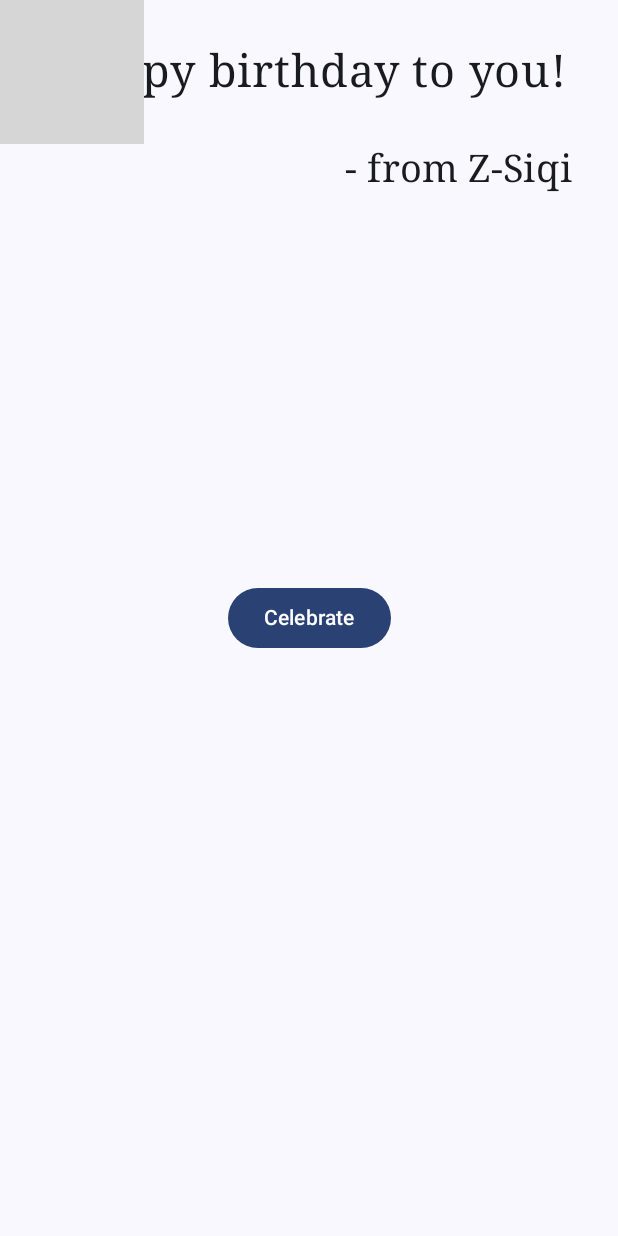
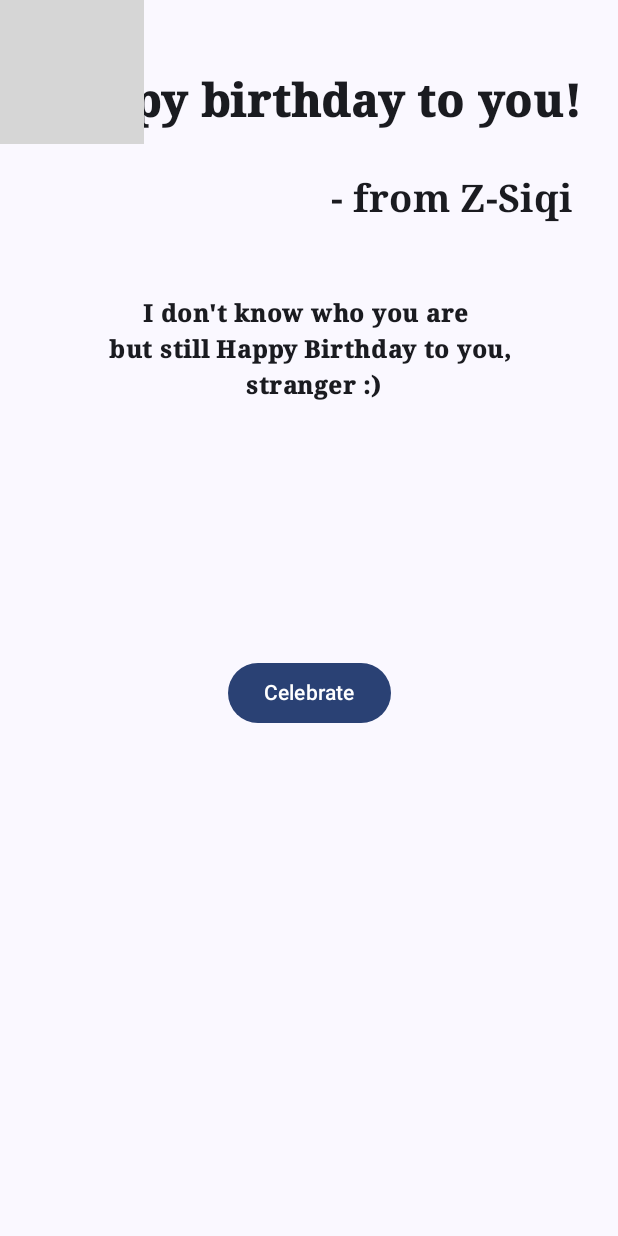
Before and after one commit to Z-Siqi/Happy-Birthday, an Android app built with Jetpack Compose: the screen it shows after launch (MainActivity), on a phone screen of 412 x 824 dp. Run offline under Robolectric (Android 15) with nearby library versions, the phone set to English and light mode, and no system bars; grey boxes are pictures that could not be loaded.

Commit message:
added text

```diff
--- a/app/src/main/java/com/zsiqi/happybirthday/MainActivity.kt
+++ b/app/src/main/java/com/zsiqi/happybirthday/MainActivity.kt
@@ -7,7 +7,9 @@ import androidx.compose.foundation.Image
 import androidx.compose.foundation.layout.Arrangement
 import androidx.compose.foundation.layout.Box
 import androidx.compose.foundation.layout.Column
+import androidx.compose.foundation.layout.Spacer
 import androidx.compose.foundation.layout.fillMaxSize
+import androidx.compose.foundation.layout.height
 import androidx.compose.foundation.layout.padding
 import androidx.compose.material3.MaterialTheme
 import androidx.compose.material3.Surface
@@ -28,6 +30,7 @@ import androidx.compose.ui.text.font.FontWeight
 import androidx.compose.ui.unit.dp
 import androidx.compose.runtime.getValue
 import androidx.compose.runtime.setValue
+import androidx.compose.ui.text.style.TextAlign
 
 class MainActivity : ComponentActivity() {
     override fun onCreate(savedInstanceState: Bundle?) {
@@ -48,10 +51,10 @@ class MainActivity : ComponentActivity() {
 
 @Composable
 fun HappyBirthday() {
-
     BirthdayGreetingWithImage(
-        message = stringResource(R.string.happy_birthday_to_you),
-        from = stringResource(R.string.from)
+        HappyBirthday = stringResource(R.string.happy_birthday_to_you),
+        from = stringResource(R.string.from),
+        message = stringResource(R.string.happy_birthday_to_stranger)
     )
     BirthdayGreetingButton()
 }
@@ -62,7 +65,7 @@ fun CelebrateText() {
 }
 
 @Composable
-fun BirthdayGreetingWithImage(message: String, from: String) {
+fun BirthdayGreetingWithImage(HappyBirthday: String, from: String, message: String) {
     val image = painterResource(R.drawable.androidparty)
     Box {
         Image(
@@ -70,7 +73,7 @@ fun BirthdayGreetingWithImage(message: String, from: String) {
             contentDescription = null,
             contentScale = ContentScale.Crop,
         )
-        BirthdayGreetingWithText(message = message, from = from)
+        BirthdayGreetingWithText(HappyBirthday = HappyBirthday, from = from, message = message)
     }
 }
 
@@ -82,10 +85,11 @@ fun BirthdayGreetingButton(modifier: Modifier = Modifier) {
         verticalArrangement = Arrangement.Center,
         horizontalAlignment = Alignment.CenterHorizontally
     ) {
+        Spacer(modifier = modifier.height(100.dp))
         Button(onClick = {
             if (showText == 0) {
                 showText++
-            }else{
+            } else {
                 showText--
             }
         }) {
@@ -98,19 +102,24 @@ fun BirthdayGreetingButton(modifier: Modifier = Modifier) {
 }
 
 @Composable
-fun BirthdayGreetingWithText(message: String, from: String, modifier: Modifier = Modifier) {
+fun BirthdayGreetingWithText(
+    HappyBirthday: String,
+    from: String,
+    message: String,
+    modifier: Modifier = Modifier
+) {
     Column(
         modifier = modifier.fillMaxSize(),
         verticalArrangement = Arrangement.Top,
         horizontalAlignment = Alignment.CenterHorizontally
     ) {
         Text(
-            text = message,
+            text = HappyBirthday,
             fontSize = 30.sp,
-            fontWeight = FontWeight(500),
-            modifier = Modifier.padding(
+            fontWeight = FontWeight(1000),
+            modifier = modifier.padding(
                 start = 16.dp,
-                top = 30.dp,
+                top = 50.dp,
                 end = 16.dp,
                 bottom = 16.dp
             )
@@ -118,8 +127,8 @@ fun BirthdayGreetingWithText(message: String, from: String, modifier: Modifier =
         Text(
             text = from,
             fontSize = 25.sp,
-            fontWeight = FontWeight(400),
-            modifier = Modifier
+            fontWeight = FontWeight(600),
+            modifier = modifier
                 .align(
                     alignment = Alignment.End
                 )
@@ -127,6 +136,15 @@ fun BirthdayGreetingWithText(message: String, from: String, modifier: Modifier =
                     top = 16.dp,
                     end = 30.dp
                 )
+        )
+        Spacer(modifier = modifier.height(50.dp))
+        Text(
+            text = message,
+            fontWeight = FontWeight(1000),
+            textAlign = TextAlign.Center,
+            modifier = modifier
+                .align(alignment = Alignment.CenterHorizontally)
+                .padding(start = 30.dp, end = 30.dp)
         )
     }
 }
--- a/app/src/main/res/values/strings.xml
+++ b/app/src/main/res/values/strings.xml
@@ -2,4 +2,5 @@
     <string name="app_name">Happy Birthday</string>
     <string name="happy_birthday_to_you">Happy birthday to you!</string>
     <string name="from">- from Z-Siqi</string>
+    <string name="happy_birthday_to_stranger">I don\'t know who you are \n but still Happy Birthday to you, \n stranger :)</string>
 </resources>
```
